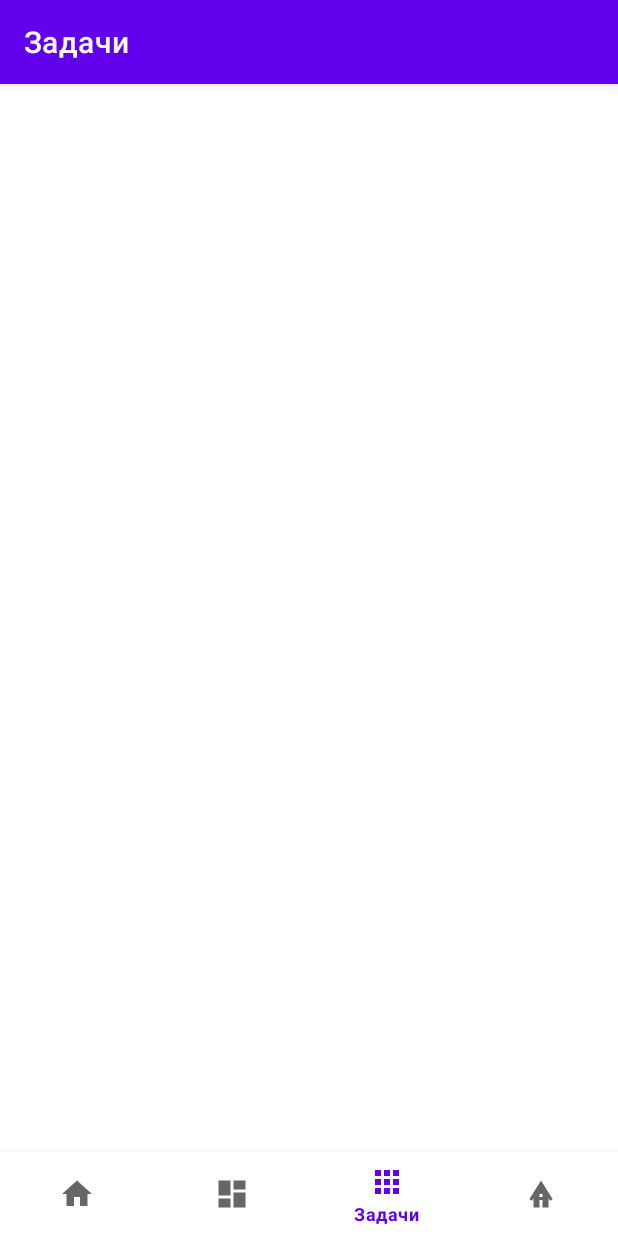
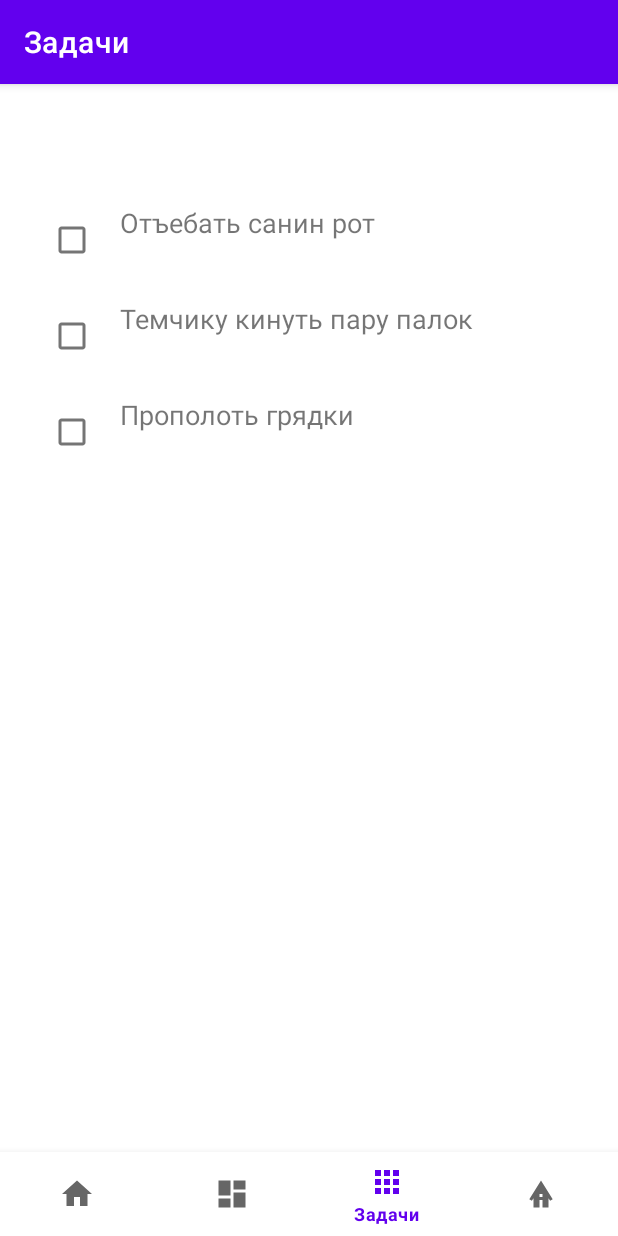
Before and after one commit to baskak56/sadik, an Android app: the NotificationsFragment screen opened through its navigation route, on a phone screen of 412 x 824 dp. Run offline under Robolectric (Android 15) with nearby library versions, the phone set to English and light mode, and no system bars; our stand-ins replace navigation-ui; libraries missing offline, so code that uses them is left out: com.prolificinteractive.materialcalendarview; 2 statements that could not run were skipped.

Commit message:
кнопка назад сстала работать как папа завещал появилась окно для задач огородника
# Conflicts:
#	README.md

```diff
--- /dev/null
+++ b/app/src/main/java/com/example/myapplication/ui/notifications/Adapter.kt
@@ -0,0 +1,46 @@
+package com.example.myapplication.ui.notifications
+
+import android.graphics.Paint
+import android.widget.CheckBox
+import android.view.LayoutInflater
+import android.view.View
+import android.view.ViewGroup
+import android.widget.ImageButton
+import android.widget.ImageView
+import android.widget.TextView
+import com.example.myapplication.R
+import androidx.recyclerview.widget.RecyclerView
+import com.example.myapplication.ui.dashboard.Item
+
+class TaskAdapter(private val tasks: MutableList<Task>) :
+    RecyclerView.Adapter<TaskAdapter.TaskViewHolder>() {
+
+    inner class TaskViewHolder(itemView: View) : RecyclerView.ViewHolder(itemView) {
+        val checkBox: CheckBox = itemView.findViewById(R.id.checkBox)
+        val taskText: TextView = itemView.findViewById(R.id.taskText)
+    }
+
+    override fun onCreateViewHolder(parent: ViewGroup, viewType: Int): TaskViewHolder {
+        val view = LayoutInflater.from(parent.context).inflate(R.layout.item_task, parent, false)
+        return TaskViewHolder(view)
+    }
+
+    override fun onBindViewHolder(holder: TaskViewHolder, position: Int) {
+        val task = tasks[position]
+        holder.taskText.text = task.text
+        holder.checkBox.setOnCheckedChangeListener(null)
+        holder.checkBox.isChecked = task.isDone
+
+        holder.taskText.paintFlags = if (task.isDone)
+            holder.taskText.paintFlags or Paint.STRIKE_THRU_TEXT_FLAG
+        else
+            holder.taskText.paintFlags and Paint.STRIKE_THRU_TEXT_FLAG.inv()
+
+        holder.checkBox.setOnCheckedChangeListener { _, isChecked ->
+            task.isDone = isChecked
+            notifyItemChanged(holder.adapterPosition)
+        }
+    }
+
+    override fun getItemCount() = tasks.size
+}
--- a/app/src/main/java/com/example/myapplication/ui/notifications/NotificationsFragment.kt
+++ b/app/src/main/java/com/example/myapplication/ui/notifications/NotificationsFragment.kt
@@ -7,6 +7,7 @@ import android.view.ViewGroup
 import android.widget.TextView
 import androidx.fragment.app.Fragment
 import androidx.lifecycle.ViewModelProvider
+import androidx.recyclerview.widget.LinearLayoutManager
 import com.example.myapplication.databinding.FragmentNotificationsBinding
 
 class NotificationsFragment : Fragment() {
@@ -22,16 +23,20 @@ class NotificationsFragment : Fragment() {
         container: ViewGroup?,
         savedInstanceState: Bundle?
     ): View {
-        val notificationsViewModel =
-            ViewModelProvider(this).get(NotificationsViewModel::class.java)
+        _binding = FragmentNotificationsBinding.inflate(inflater, container, false)
+        val root = binding.root
 
-        _binding = FragmentNotificationsBinding.inflate(inflater, container, false)
-        val root: View = binding.root
+        val recyclerView = binding.taskRecyclerView
+        val tasks = mutableListOf(
+            Task("Отъебать санин рот ", false),
+            Task("Темчику кинуть пару палок", false),
+            Task("Прополоть грядки", false)
+        )
 
-        val textView: TextView = binding.textNotifications
-        notificationsViewModel.text.observe(viewLifecycleOwner) {
-            textView.text = it
-        }
+        val adapter = TaskAdapter(tasks)
+        recyclerView.layoutManager = LinearLayoutManager(requireContext())
+        recyclerView.adapter = adapter
+
         return root
     }
 
--- /dev/null
+++ b/app/src/main/java/com/example/myapplication/ui/notifications/data.kt
@@ -0,0 +1,3 @@
+package com.example.myapplication.ui.notifications
+
+data class Task(val text: String, var isDone: Boolean)
--- a/app/src/main/res/layout/fragment_notifications.xml
+++ b/app/src/main/res/layout/fragment_notifications.xml
@@ -6,26 +6,17 @@
     android:layout_height="match_parent"
     tools:context=".ui.notifications.NotificationsFragment">
 
-    <TextView
-        android:id="@+id/text_notifications"
-        android:layout_width="match_parent"
-        android:layout_height="wrap_content"
-        android:layout_marginEnd="8dp"
-        android:layout_marginBottom="72dp"
-        android:textAlignment="center"
-        android:textSize="20sp"
+    <androidx.recyclerview.widget.RecyclerView
+        android:id="@+id/taskRecyclerView"
+        android:layout_width="0dp"
+        android:layout_height="0dp"
+        android:padding="16dp"
+        app:layoutManager="androidx.recyclerview.widget.LinearLayoutManager"
+        app:layout_constraintTop_toTopOf="parent"
         app:layout_constraintBottom_toBottomOf="parent"
+        app:layout_constraintStart_toStartOf="parent"
         app:layout_constraintEnd_toEndOf="parent"
-        app:layout_constraintHorizontal_bias="1.0"
-        app:layout_constraintStart_toStartOf="parent" />
+        tools:listitem="@layout/item_task" />
 
-    <ListView
-        android:id="@+id/listView"
-        android:layout_width="wrap_content"
-        android:layout_height="wrap_content"
-        app:layout_constraintBottom_toBottomOf="parent"
-        app:layout_constraintEnd_toEndOf="parent"
-        app:layout_constraintStart_toStartOf="parent"
-        app:layout_constraintTop_toTopOf="parent" />
 
 </androidx.constraintlayout.widget.ConstraintLayout>
--- /dev/null
+++ b/app/src/main/res/layout/item_task.xml
@@ -0,0 +1,25 @@
+<?xml version="1.0" encoding="utf-8"?>
+<androidx.constraintlayout.widget.ConstraintLayout xmlns:android="http://schemas.android.com/apk/res/android"
+    xmlns:app="http://schemas.android.com/apk/res-auto"
+    android:layout_width="match_parent"
+    android:layout_height="wrap_content"
+    android:padding="8dp">
+
+    <CheckBox
+        android:id="@+id/checkBox"
+        android:layout_width="wrap_content"
+        android:layout_height="wrap_content"
+        app:layout_constraintStart_toStartOf="parent"
+        app:layout_constraintTop_toTopOf="parent" />
+
+    <TextView
+        android:id="@+id/taskText"
+        android:layout_width="0dp"
+        android:layout_height="wrap_content"
+        android:text="Пример задачи"
+        android:textSize="18sp"
+        android:layout_marginStart="8dp"
+        app:layout_constraintStart_toEndOf="@id/checkBox"
+        app:layout_constraintTop_toTopOf="@id/checkBox"
+        app:layout_constraintEnd_toEndOf="parent" />
+</androidx.constraintlayout.widget.ConstraintLayout>
--- a/app/src/main/res/navigation/mobile_navigation.xml
+++ b/app/src/main/res/navigation/mobile_navigation.xml
@@ -18,7 +18,12 @@
         android:label="@string/title_dashboard"
         tools:layout="@layout/fragment_dashboard" >
 
+        <action
+            android:id="@+id/action_dashboard_to_detail"
+            app:destination="@id/detailFragment" />
+
     </fragment>
+
 
     <fragment
         android:id="@+id/navigation_notifications"
@@ -33,5 +38,11 @@
         android:label="Profile"
         tools:layout="@layout/fragment_profile" />
 
+    <fragment
+        android:id="@+id/detailFragment"
+        android:name="com.example.myapplication.ui.dashboard.DetailFragment"
+        android:label="Detail"
+        tools:layout="@layout/fragment_detail" />
+
 
 </navigation>
```
Also changed, not shown: app/src/main/java/com/example/myapplication/ui/dashboard/DashboardFragment.kt (+12 -17 lines), app/src/main/java/com/example/myapplication/ui/dashboard/Detail.kt (+3 -24 lines).
